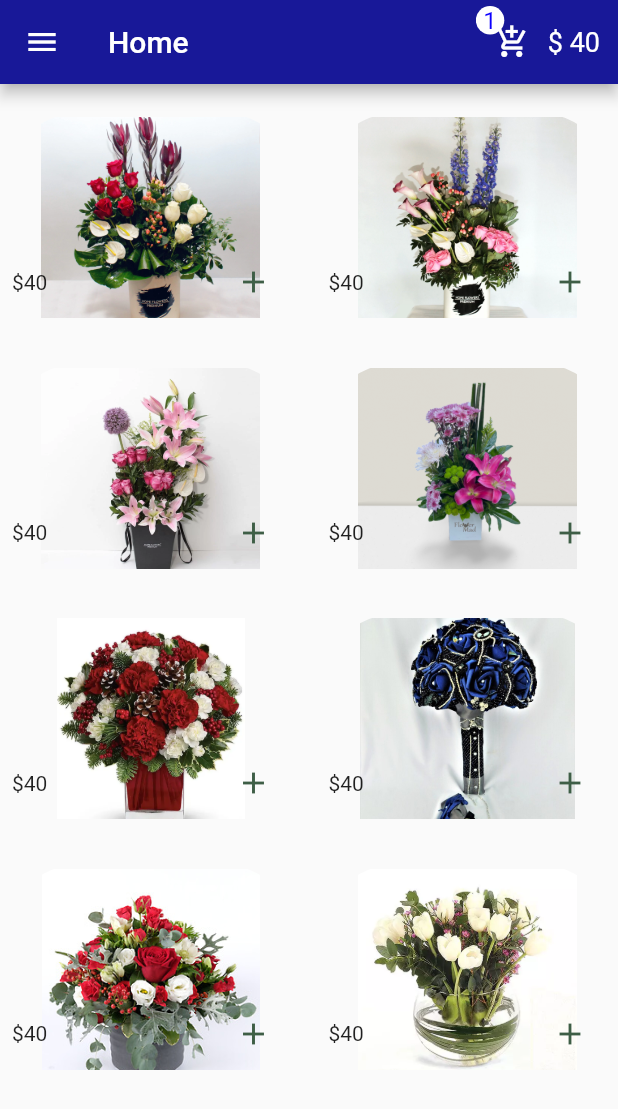
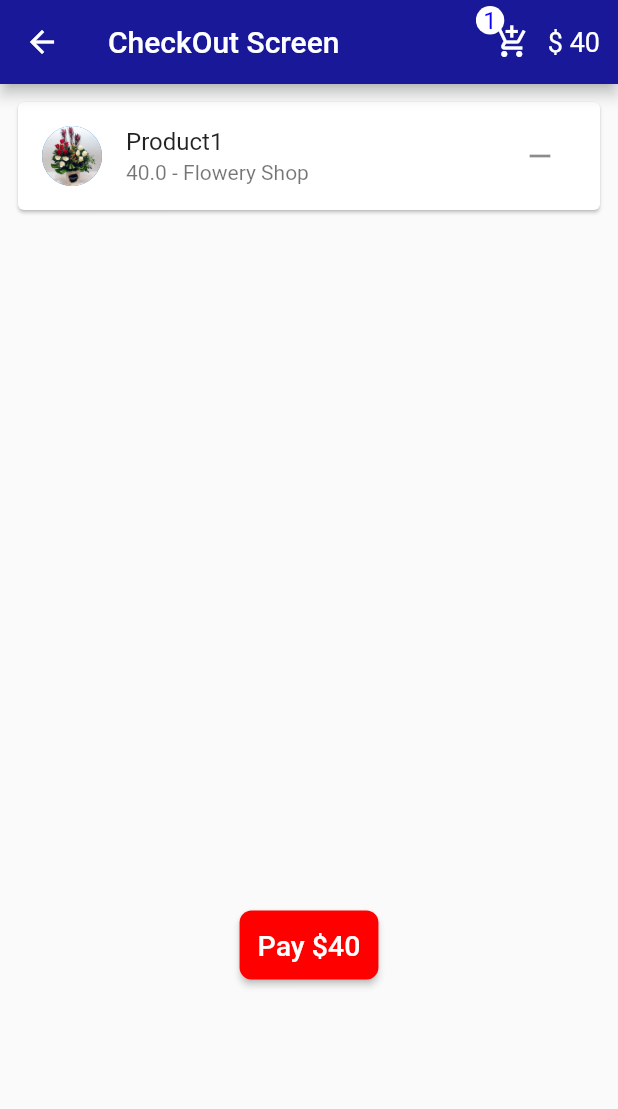
Before and after one commit to OsamaMohammadAbdalaziz/Flower-App, a Flutter app: the screen it shows after launch, after a tap on the "add" icon, after a tap on the "add shopping cart" icon, on a phone screen of 412 x 824 dp. Shown: the top 1109 px of the screen. Run offline on Flutter 3.47's test engine with Material 2 defaults, Android fonts, the phone set to English and light mode, and no system bars.

Commit message:
AppBar & CheckOut

```diff
--- a/lib/main.dart
+++ b/lib/main.dart
@@ -1,5 +1,6 @@
 
 
+import 'package:flower_app/pages/CheckOut.dart';
 import 'package:flower_app/pages/Home.dart';
 import 'package:flower_app/pages/Login.dart';
 import 'package:flower_app/pages/Product_details.dart';
--- a/lib/model/Item.dart
+++ b/lib/model/Item.dart
@@ -2,18 +2,19 @@ class Item {
   String ImagePATH;
   double Price;
   String Location;
+  String Name;
 
-  Item({required this.ImagePATH, required this.Price, required this.Location});
+  Item({required this.Name, required this.ImagePATH, required this.Price, required this.Location});
 }
 
 
   final List<Item> items = [
-    Item(Price: 40, ImagePATH: "assets/image/1.webp", Location: "Flowery Shop"),
-    Item(Price: 40, ImagePATH: "assets/image/2.webp", Location: "Flowery Shop"),
-    Item(Price: 40, ImagePATH: "assets/image/3.webp", Location: "Flowery Shop"),
-    Item(Price: 40, ImagePATH: "assets/image/4.png", Location: "Flowery Shop"),
-    Item(Price: 40, ImagePATH: "assets/image/5.webp", Location: "Flowery Shop"),
-    Item(Price: 40, ImagePATH: "assets/image/6.jpg", Location: "Flowery Shop"),
-    Item(Price: 40, ImagePATH: "assets/image/7.jpg", Location: "Flowery Shop"),
-    Item(Price: 40, ImagePATH: "assets/image/8.webp", Location: "Flowery Shop"),
+    Item(Name: "Product1", Price: 40, ImagePATH: "assets/image/1.webp", Location: "Flowery Shop"),
+    Item(Name: "Product2", Price: 40, ImagePATH: "assets/image/2.webp", Location: "Flowery Shop"),
+    Item(Name: "Product3", Price: 40, ImagePATH: "assets/image/3.webp", Location: "Flowery Shop"),
+    Item(Name: "Product4", Price: 40, ImagePATH: "assets/image/4.png", Location: "Flowery Shop"),
+    Item(Name: "Product5", Price: 40, ImagePATH: "assets/image/5.webp", Location: "Flowery Shop"),
+    Item(Name: "Product6", Price: 40, ImagePATH: "assets/image/6.jpg", Location: "Flowery Shop"),
+    Item(Name: "Product7", Price: 40, ImagePATH: "assets/image/7.jpg", Location: "Flowery Shop"),
+    Item(Name: "Product8", Price: 40, ImagePATH: "assets/image/8.webp", Location: "Flowery Shop"),
   ];
--- /dev/null
+++ b/lib/pages/Checkout.dart
@@ -0,0 +1,66 @@
+// ignore_for_file: prefer_const_constructors
+
+import 'package:flower_app/model/Item.dart';
+import 'package:flower_app/provider/Cart.dart';
+import 'package:flower_app/shared/AppBar.dart';
+import 'package:flower_app/shared/Colors.dart';
+import 'package:flutter/material.dart';
+import 'package:provider/provider.dart';
+
+class CheckOut extends StatelessWidget {
+  const CheckOut({super.key});
+
+  @override
+  Widget build(BuildContext context) {
+    final Cartt = Provider.of<Cart>(context);
+    return Scaffold(
+      appBar: AppBar(
+        backgroundColor: appbarBlue,
+        title: Text("CheckOut Screen"),
+        actions: [ProductsAndPrice()],
+      ),
+      body: Column(
+        children: [
+          SingleChildScrollView(
+            child: SizedBox(
+              height: 550,
+              child: ListView.builder(
+                  padding: const EdgeInsets.all(8),
+                  itemCount: Cartt.SelectedProducts.length,
+                  itemBuilder: (BuildContext context, int index) {
+                    return Card(
+                      child: ListTile(
+                        title: Text(Cartt.SelectedProducts[index].Name),
+                        subtitle: Text(
+                            "${Cartt.SelectedProducts[index].Price} - ${Cartt.SelectedProducts[index].Location}"),
+                        leading: CircleAvatar(
+                          backgroundImage: AssetImage(
+                              Cartt.SelectedProducts[index].ImagePATH),
+                        ),
+                        trailing: IconButton(
+                            onPressed: () {
+                              Cartt.delete(Cartt.SelectedProducts[index]);
+                            },
+                            icon: Icon(Icons.remove)),
+                      ),
+                    );
+                  }),
+            ),
+          ),
+          ElevatedButton(
+            onPressed: () {},
+            child: Text(
+              "Pay \$${Cartt.Price}",
+              style: TextStyle(fontSize: 19),
+            ),
+            style: ButtonStyle(
+                backgroundColor: MaterialStateProperty.all(BTNred),
+                padding: MaterialStateProperty.all(EdgeInsets.all(12)),
+                shape: MaterialStateProperty.all(RoundedRectangleBorder(
+                    borderRadius: BorderRadius.circular(8)))),
+          ),
+        ],
+      ),
+    );
+  }
+}
--- a/lib/pages/Home.dart
+++ b/lib/pages/Home.dart
@@ -3,6 +3,7 @@
 import 'package:flower_app/model/Item.dart';
 import 'package:flower_app/pages/Product_details.dart';
 import 'package:flower_app/provider/Cart.dart';
+import 'package:flower_app/shared/AppBar.dart';
 import 'package:flower_app/shared/Colors.dart';
 import 'package:flutter/material.dart';
 import 'package:provider/provider.dart';
@@ -135,41 +136,7 @@ class Home extends StatelessWidget {
           ),
         ),
         appBar: AppBar(
-          actions: [
-            Row(
-              children: [
-                Stack(
-                  children: [
-                    Positioned(
-                      bottom: 24,
-                      child: Container(
-                          child: Text(
-                            "${Cartt.SelectedProducts.length}",
-                            style: TextStyle(
-                                fontSize: 16,
-                                color: Color.fromARGB(255, 13, 0, 255)),
-                          ),
-                          padding: EdgeInsets.all(5),
-                          decoration: BoxDecoration(
-                              color: Color.fromARGB(255, 255, 255, 255),
-                              shape: BoxShape.circle)),
-                    ),
-                    IconButton(
-                      onPressed: () {},
-                      icon: Icon(Icons.add_shopping_cart),
-                    ),
-                  ],
-                ),
-                Padding(
-                  padding: const EdgeInsets.only(right: 12),
-                  child: Text(
-                    "\$ ${Cartt.Price}",
-                    style: TextStyle(fontSize: 18),
-                  ),
-                ),
-              ],
-            )
-          ],
+          actions: [ProductsAndPrice()],
           backgroundColor: appbarBlue,
           title: Text("Home"),
         ),
--- a/lib/pages/Product_details.dart
+++ b/lib/pages/Product_details.dart
@@ -1,6 +1,7 @@
 // ignore_for_file: prefer_const_constructors, prefer_const_literals_to_create_immutables, sort_child_properties_last, must_be_immutable, non_constant_identifier_names
 
 import 'package:flower_app/model/Item.dart';
+import 'package:flower_app/shared/AppBar.dart';
 import 'package:flower_app/shared/colors.dart';
 import 'package:flutter/material.dart';
 
@@ -21,41 +22,7 @@ class _DetailsState extends State<Details> {
     return SafeArea(
       child: Scaffold(
         appBar: AppBar(
-          actions: [
-            Row(
-              children: [
-                Stack(
-                  children: [
-                    Positioned(
-                      bottom: 24,
-                      child: Container(
-                          child: Text(
-                            "8",
-                            style: TextStyle(
-                                fontSize: 16,
-                                color: Color.fromARGB(255, 13, 0, 255)),
-                          ),
-                          padding: EdgeInsets.all(5),
-                          decoration: BoxDecoration(
-                              color: Color.fromARGB(255, 255, 255, 255),
-                              shape: BoxShape.circle)),
-                    ),
-                    IconButton(
-                      onPressed: () {},
-                      icon: Icon(Icons.add_shopping_cart),
-                    ),
-                  ],
-                ),
-                Padding(
-                  padding: const EdgeInsets.only(right: 12),
-                  child: Text(
-                    "\$ 200",
-                    style: TextStyle(fontSize: 18),
-                  ),
-                ),
-              ],
-            ),
-          ],
+          actions: [ProductsAndPrice()],
           backgroundColor: appbarBlue,
           title: Text("Product details"),
         ),
--- a/lib/provider/Cart.dart
+++ b/lib/provider/Cart.dart
@@ -10,4 +10,10 @@ class Cart with ChangeNotifier {
     Price += product.Price.round();
     notifyListeners();
   }
+
+  delete(Item product) {
+    SelectedProducts.remove(product);
+    Price -= product.Price.round();
+    notifyListeners();
+  }
 }
--- /dev/null
+++ b/lib/shared/AppBar.dart
@@ -0,0 +1,50 @@
+import 'package:flower_app/pages/CheckOut.dart';
+import 'package:flower_app/provider/Cart.dart';
+import 'package:flutter/material.dart';
+import 'package:provider/provider.dart';
+
+class ProductsAndPrice extends StatelessWidget {
+  const ProductsAndPrice({super.key});
+
+  @override
+  Widget build(BuildContext context) {
+    final Cartt = Provider.of<Cart>(context);
+    return Row(
+      children: [
+        Stack(
+          children: [
+            Positioned(
+              bottom: 24,
+              child: Container(
+                  child: Text(
+                    "${Cartt.SelectedProducts.length}",
+                    style: TextStyle(
+                        fontSize: 16, color: Color.fromARGB(255, 13, 0, 255)),
+                  ),
+                  padding: EdgeInsets.all(5),
+                  decoration: BoxDecoration(
+                      color: Color.fromARGB(255, 255, 255, 255),
+                      shape: BoxShape.circle)),
+            ),
+            IconButton(
+              onPressed: () {
+                Navigator.push(context,
+                MaterialPageRoute(
+                  builder: (context) =>CheckOut(),
+                ));
+              },
+              icon: Icon(Icons.add_shopping_cart),
+            ),
+          ],
+        ),
+        Padding(
+          padding: const EdgeInsets.only(right: 12),
+          child: Text(
+            "\$ ${Cartt.Price}",
+            style: TextStyle(fontSize: 18),
+          ),
+        ),
+      ],
+    );
+  }
+}
```
